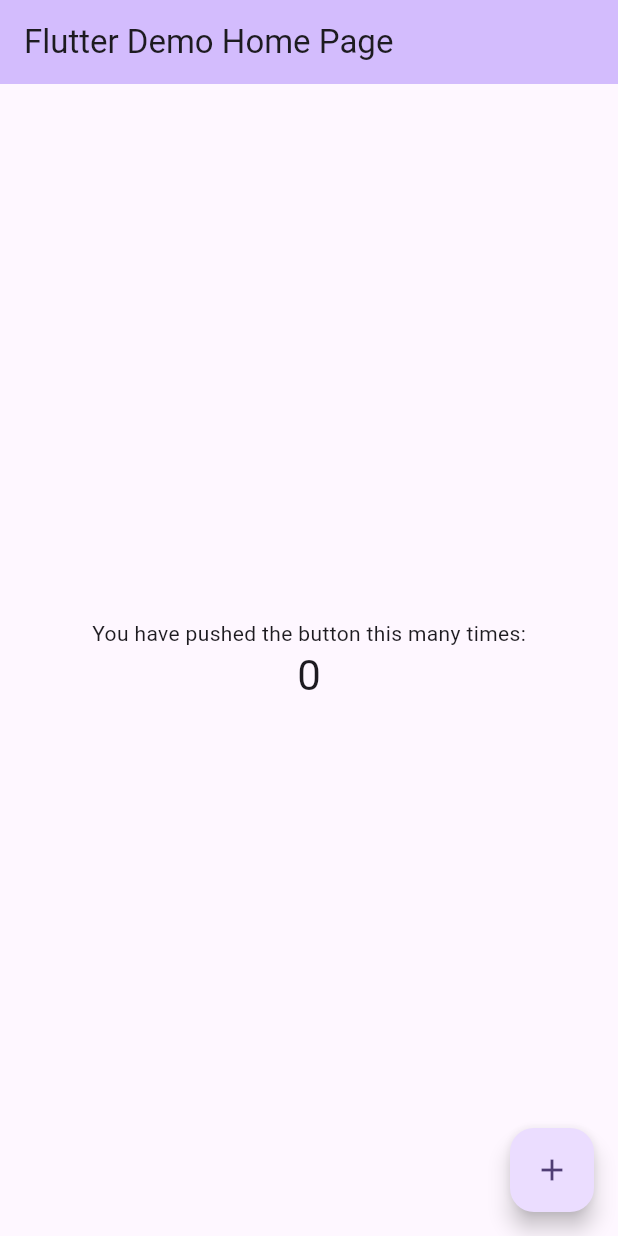
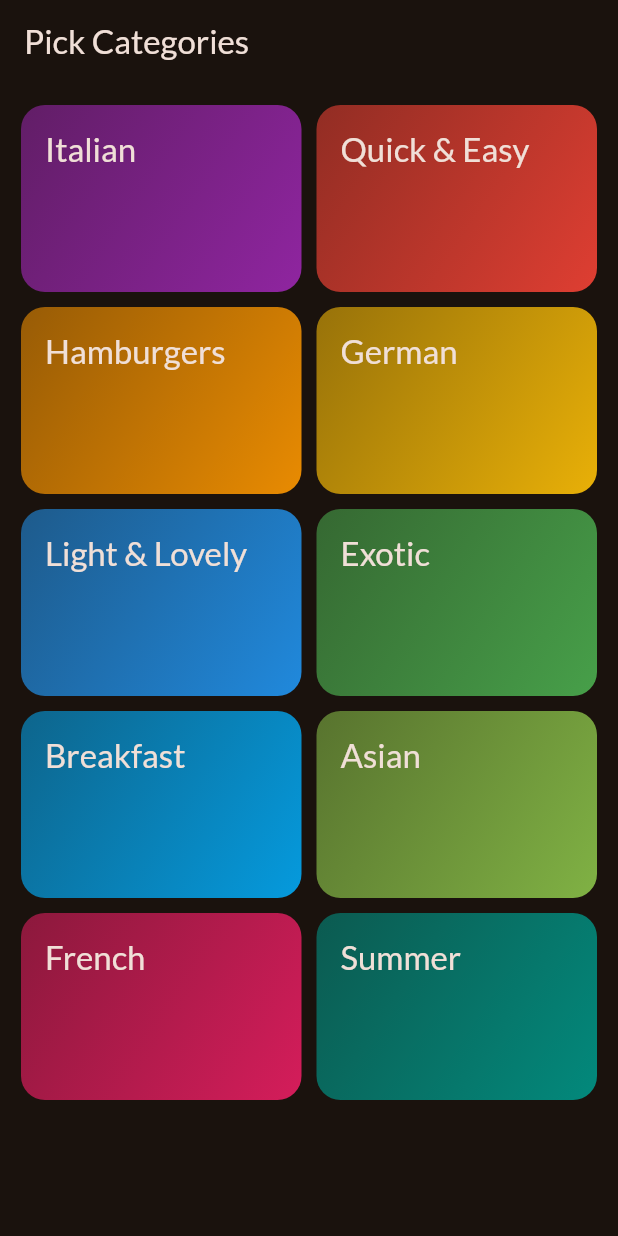
Before and after one commit to ashokstha61/meal_app, a Flutter app: the screen it shows after launch, on a phone screen of 412 x 824 dp. Run offline on Flutter 3.47's test engine with Material 3 defaults, Android fonts, the phone set to English and light mode, and no system bars; our stand-ins replace google_fonts.

Commit message:
meal data added

```diff
--- a/lib/main.dart
+++ b/lib/main.dart
@@ -1,125 +1,30 @@
 import 'package:flutter/material.dart';
 
+import 'package:google_fonts/google_fonts.dart';
+import 'package:meal_app/screens/categories.dart';
+
+final theme = ThemeData(
+  useMaterial3: true,
+  colorScheme: ColorScheme.fromSeed(
+    brightness: Brightness.dark,
+    seedColor: const Color.fromARGB(255, 131, 57, 0),
+  ),
+  textTheme: GoogleFonts.latoTextTheme(),
+);
+
 void main() {
-  runApp(const MyApp());
+  runApp(const App());
 }
 
-class MyApp extends StatelessWidget {
-  const MyApp({super.key});
+class App extends StatelessWidget {
+  const App({super.key});
 
-  // This widget is the root of your application.
   @override
   Widget build(BuildContext context) {
     return MaterialApp(
-      title: 'Flutter Demo',
-      theme: ThemeData(
-        // This is the theme of your application.
-        //
-        // TRY THIS: Try running your application with "flutter run". You'll see
-        // the application has a purple toolbar. Then, without quitting the app,
-        // try changing the seedColor in the colorScheme below to Colors.green
-        // and then invoke "hot reload" (save your changes or press the "hot
-        // reload" button in a Flutter-supported IDE, or press "r" if you used
-        // the command line to start the app).
-        //
-        // Notice that the counter didn't reset back to zero; the application
-        // state is not lost during the reload. To reset the state, use hot
-        // restart instead.
-        //
-        // This works for code too, not just values: Most code changes can be
-        // tested with just a hot reload.
-        colorScheme: ColorScheme.fromSeed(seedColor: Colors.deepPurple),
-        useMaterial3: true,
-      ),
-      home: const MyHomePage(title: 'Flutter Demo Home Page'),
+      debugShowCheckedModeBanner: false,
+      theme: theme,
+      home: CategoriesScreen(),
     );
   }
 }
-
-class MyHomePage extends StatefulWidget {
-  const MyHomePage({super.key, required this.title});
-
-  // This widget is the home page of your application. It is stateful, meaning
-  // that it has a State object (defined below) that contains fields that affect
-  // how it looks.
-
-  // This class is the configuration for the state. It holds the values (in this
-  // case the title) provided by the parent (in this case the App widget) and
-  // used by the build method of the State. Fields in a Widget subclass are
-  // always marked "final".
-
-  final String title;
-
-  @override
-  State<MyHomePage> createState() => _MyHomePageState();
-}
-
-class _MyHomePageState extends State<MyHomePage> {
-  int _counter = 0;
-
-  void _incrementCounter() {
-    setState(() {
-      // This call to setState tells the Flutter framework that something has
-      // changed in this State, which causes it to rerun the build method below
-      // so that the display can reflect the updated values. If we changed
-      // _counter without calling setState(), then the build method would not be
-      // called again, and so nothing would appear to happen.
-      _counter++;
-    });
-  }
-
-  @override
-  Widget build(BuildContext context) {
-    // This method is rerun every time setState is called, for instance as done
-    // by the _incrementCounter method above.
-    //
-    // The Flutter framework has been optimized to make rerunning build methods
-    // fast, so that you can just rebuild anything that needs updating rather
-    // than having to individually change instances of widgets.
-    return Scaffold(
-      appBar: AppBar(
-        // TRY THIS: Try changing the color here to a specific color (to
-        // Colors.amber, perhaps?) and trigger a hot reload to see the AppBar
-        // change color while the other colors stay the same.
-        backgroundColor: Theme.of(context).colorScheme.inversePrimary,
-        // Here we take the value from the MyHomePage object that was created by
-        // the App.build method, and use it to set our appbar title.
-        title: Text(widget.title),
-      ),
-      body: Center(
-        // Center is a layout widget. It takes a single child and positions it
-        // in the middle of the parent.
-        child: Column(
-          // Column is also a layout widget. It takes a list of children and
-          // arranges them vertically. By default, it sizes itself to fit its
-          // children horizontally, and tries to be as tall as its parent.
-          //
-          // Column has various properties to control how it sizes itself and
-          // how it positions its children. Here we use mainAxisAlignment to
-          // center the children vertically; the main axis here is the vertical
-          // axis because Columns are vertical (the cross axis would be
-          // horizontal).
-          //
-          // TRY THIS: Invoke "debug painting" (choose the "Toggle Debug Paint"
-          // action in the IDE, or press "p" in the console), to see the
-          // wireframe for each widget.
-          mainAxisAlignment: MainAxisAlignment.center,
-          children: <Widget>[
-            const Text(
-              'You have pushed the button this many times:',
-            ),
-            Text(
-              '$_counter',
-              style: Theme.of(context).textTheme.headlineMedium,
-            ),
-          ],
-        ),
-      ),
-      floatingActionButton: FloatingActionButton(
-        onPressed: _incrementCounter,
-        tooltip: 'Increment',
-        child: const Icon(Icons.add),
-      ), // This trailing comma makes auto-formatting nicer for build methods.
-    );
-  }
-}
--- /dev/null
+++ b/lib/model/category.dart
@@ -0,0 +1,13 @@
+import 'package:flutter/material.dart';
+
+class Category {
+  const Category({
+    required this.id,
+    required this.title,
+    required this.color ,
+  });
+
+  final String id;
+  final String title;
+  final Color color;
+}
--- /dev/null
+++ b/lib/screens/categories.dart
@@ -0,0 +1,29 @@
+import 'package:flutter/material.dart';
+import 'package:meal_app/data/dummy_data.dart';
+import 'package:meal_app/widgets/category_grid_items.dart';
+
+class CategoriesScreen extends StatelessWidget {
+  const CategoriesScreen({super.key});
+
+  @override
+  Widget build(BuildContext context) {
+    return Scaffold(
+      appBar: AppBar(
+        title: Text('Pick Categories'),
+      ),
+      body: GridView(
+        padding: EdgeInsets.all(14),
+        gridDelegate: SliverGridDelegateWithFixedCrossAxisCount(
+          childAspectRatio: 3 / 2,
+          crossAxisCount: 2, // Number of columns
+          crossAxisSpacing: 10.0, // Spacing between columns
+          mainAxisSpacing: 10.0, // Spacing between rows
+        ),
+        children: [
+          for (final category in availableCategories)
+            CategoryGridItem(category: category)
+        ],
+      ),
+    );
+  }
+}
--- /dev/null
+++ b/lib/widgets/category_grid_items.dart
@@ -0,0 +1,42 @@
+import 'package:flutter/material.dart';
+import 'package:meal_app/model/category.dart';
+
+class CategoryGridItem extends StatelessWidget {
+  const CategoryGridItem({
+    super.key,
+    required this.category,
+  });
+
+  final Category category;
+
+  @override
+  Widget build(BuildContext context) {
+    return InkWell(
+      onTap: () {
+        // Define the action when the container is tapped
+      },
+      splashColor: Theme.of(context).primaryColor,
+      borderRadius: BorderRadius.circular(16),
+      child: Container(
+        padding: EdgeInsets.all(16),
+        decoration: BoxDecoration(
+          borderRadius: BorderRadius.circular(16),
+          gradient: LinearGradient(
+            colors: [
+              category.color.withOpacity(0.55),
+              category.color.withOpacity(0.9),
+            ],
+            begin: Alignment.topLeft,
+            end: Alignment.bottomRight,
+          ),
+        ),
+        child: Text(
+          category.title,
+          style: Theme.of(context).textTheme.titleLarge!.copyWith(
+                color: Theme.of(context).colorScheme.onBackground,
+              ),
+        ),
+      ),
+    );
+  }
+}
--- a/pubspec.yaml
+++ b/pubspec.yaml
@@ -35,6 +35,7 @@ dependencies:
   # The following adds the Cupertino Icons font to your application.
   # Use with the CupertinoIcons class for iOS style icons.
   cupertino_icons: ^1.0.6
+  google_fonts: ^6.2.1
 
 dev_dependencies:
   flutter_test:
@@ -45,7 +46,7 @@ dev_dependencies:
   # activated in the `analysis_options.yaml` file located at the root of your
   # package. See that file for information about deactivating specific lint
   # rules and activating additional ones.
-  flutter_lints: ^3.0.0
+  # flutter_lints: ^3.0.0
 
 # For information on the generic Dart part of this file, see the
 # following page: https://dart.dev/tools/pub/pubspec
```
Also changed, not shown: lib/data/dummy_data.dart (added, +409 -0 lines), lib/model/meal.dart (added, +43 -0 lines), lib/screens/meals.dart (added, +49 -0 lines), pubspec.lock, 1 other file.
